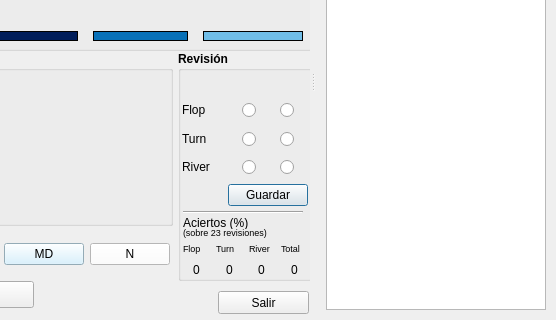
Before: the Qt Designer form lib/gui.ui in camador/poker_trainer, drawn with Qt 5; both pictures show x 267 to 823 and y 159 to 479 of the 823 by 479 pixel window.
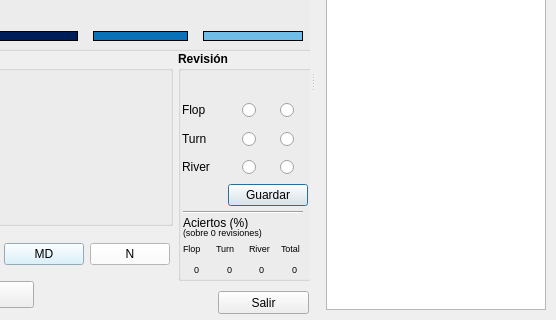
After: the same form once the commit is applied. Icons and pictures are not drawn.

Patch:
```diff
--- a/lib/gui.ui
+++ b/lib/gui.ui
@@ -802,6 +802,7 @@
        <widget class="QLabel" name="lblPorcentajeTurn">
         <property name="font">
          <font>
+          <pointsize>7</pointsize>
           <weight>50</weight>
           <bold>false</bold>
          </font>
@@ -818,6 +819,7 @@
        <widget class="QLabel" name="lblPorcentajeFlop">
         <property name="font">
          <font>
+          <pointsize>7</pointsize>
           <weight>50</weight>
           <bold>false</bold>
          </font>
@@ -851,6 +853,7 @@
        <widget class="QLabel" name="lblPorcentajeRiver">
         <property name="font">
          <font>
+          <pointsize>7</pointsize>
           <weight>50</weight>
           <bold>false</bold>
          </font>
@@ -867,6 +870,7 @@
        <widget class="QLabel" name="lblPorcentajeTotal">
         <property name="font">
          <font>
+          <pointsize>7</pointsize>
           <weight>50</weight>
           <bold>false</bold>
          </font>
@@ -949,7 +953,7 @@
       </font>
      </property>
      <property name="text">
-      <string>(sobre 23 revisiones)</string>
+      <string>(sobre 0 revisiones)</string>
      </property>
     </widget>
     <widget class="Line" name="line">
```
Left out of the diff: 2 changed lines with no effect on the pictures.
